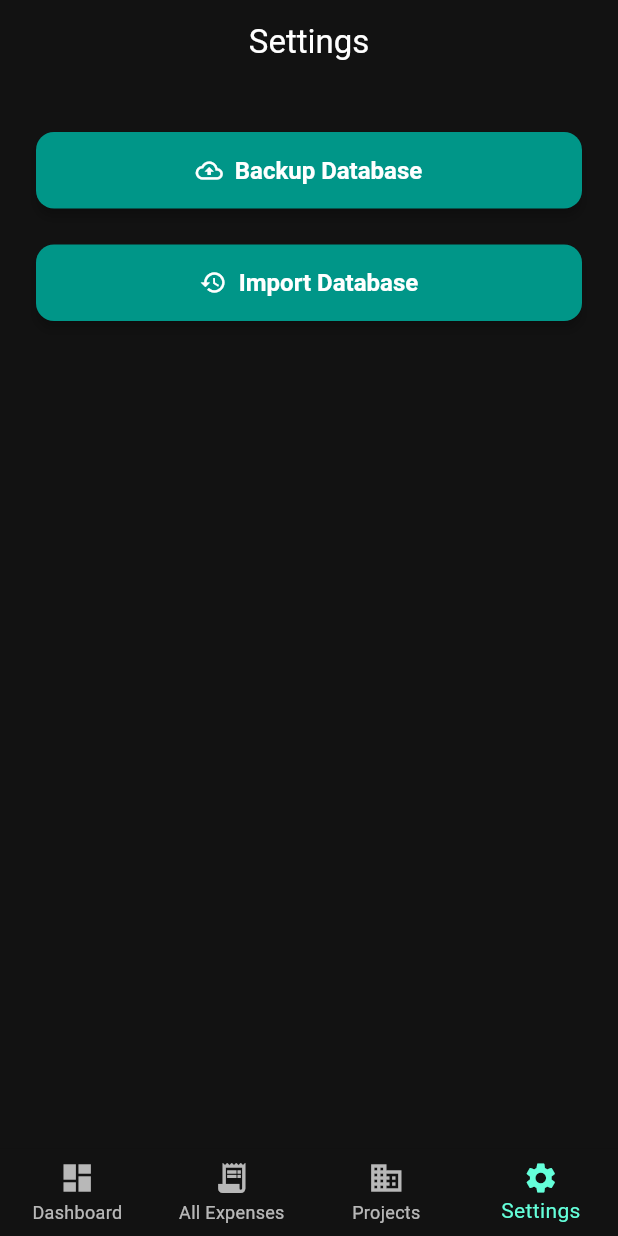
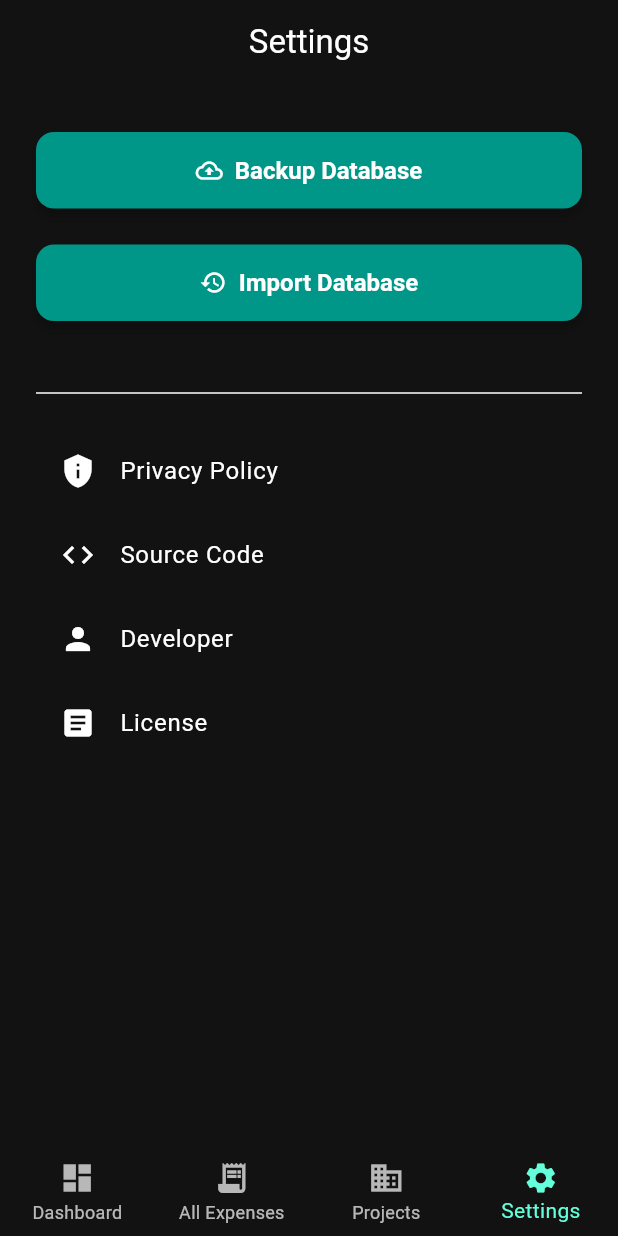
Before and after one commit to KiranPranay/Track-Exp, a Flutter app: the screen it shows after launch, item 4 of the bottom bar chosen, on a phone screen of 412 x 824 dp. Run offline on Flutter 3.47's test engine with Material 3 defaults, Android fonts, the light colour scheme and no system bars; our stand-ins replace csv, file_picker, image_picker, sqflite; accounts and stored records are empty.

Commit message:
Fix url launch
Signed-off-by: kiranpranay <kiranpranay12@gmail.com>

```diff
--- a/lib/pages/settings_page.dart
+++ b/lib/pages/settings_page.dart
@@ -1,7 +1,11 @@
+// lib/pages/settings_page.dart
+
 import 'dart:io';
 
 import 'package:flutter/material.dart';
 import 'package:file_picker/file_picker.dart';
+import 'package:url_launcher/url_launcher.dart';
+
 import '../db/database_helper.dart';
 
 class SettingsPage extends StatefulWidget {
@@ -127,6 +131,17 @@ class _SettingsPageState extends State<SettingsPage> {
     setState(() => _isProcessing = false);
   }
 
+  Future<void> _launchURL(String url) async {
+    final uri = Uri.parse(url);
+    try {
+      await launchUrl(uri, mode: LaunchMode.externalApplication);
+    } catch (_) {
+      ScaffoldMessenger.of(
+        context,
+      ).showSnackBar(SnackBar(content: Text('Could not open URL:\n$url')));
+    }
+  }
+
   @override
   Widget build(BuildContext context) {
     final primary = Theme.of(context).colorScheme.primary;
@@ -153,6 +168,37 @@ class _SettingsPageState extends State<SettingsPage> {
               const SizedBox(height: 32),
               Center(child: CircularProgressIndicator(color: primary)),
             ],
+
+            const SizedBox(height: 40),
+            const Divider(),
+            const SizedBox(height: 16),
+
+            // About & Links
+            ListTile(
+              leading: const Icon(Icons.privacy_tip),
+              title: const Text('Privacy Policy'),
+              onTap:
+                  () => _launchURL('https://kiranpranay.github.io/Track-Exp/'),
+            ),
+            ListTile(
+              leading: const Icon(Icons.code),
+              title: const Text('Source Code'),
+              onTap:
+                  () => _launchURL('https://github.com/KiranPranay/Track-Exp'),
+            ),
+            ListTile(
+              leading: const Icon(Icons.person),
+              title: const Text('Developer'),
+              onTap: () => _launchURL('https://github.com/KiranPranay'),
+            ),
+            ListTile(
+              leading: const Icon(Icons.article),
+              title: const Text('License'),
+              onTap:
+                  () => _launchURL(
+                    'https://github.com/KiranPranay/Track-Exp/blob/main/LICENSE',
+                  ),
+            ),
           ],
         ),
       ),
--- a/pubspec.yaml
+++ b/pubspec.yaml
@@ -41,6 +41,7 @@ dependencies:
   cupertino_icons: ^1.0.8
   csv: ^6.0.0
   flutter_launcher_icons: ^0.14.3
+  url_launcher: ^6.3.1
 
 dev_dependencies:
   flutter_test:
```
Also changed, not shown: pubspec.lock, 6 other files.
